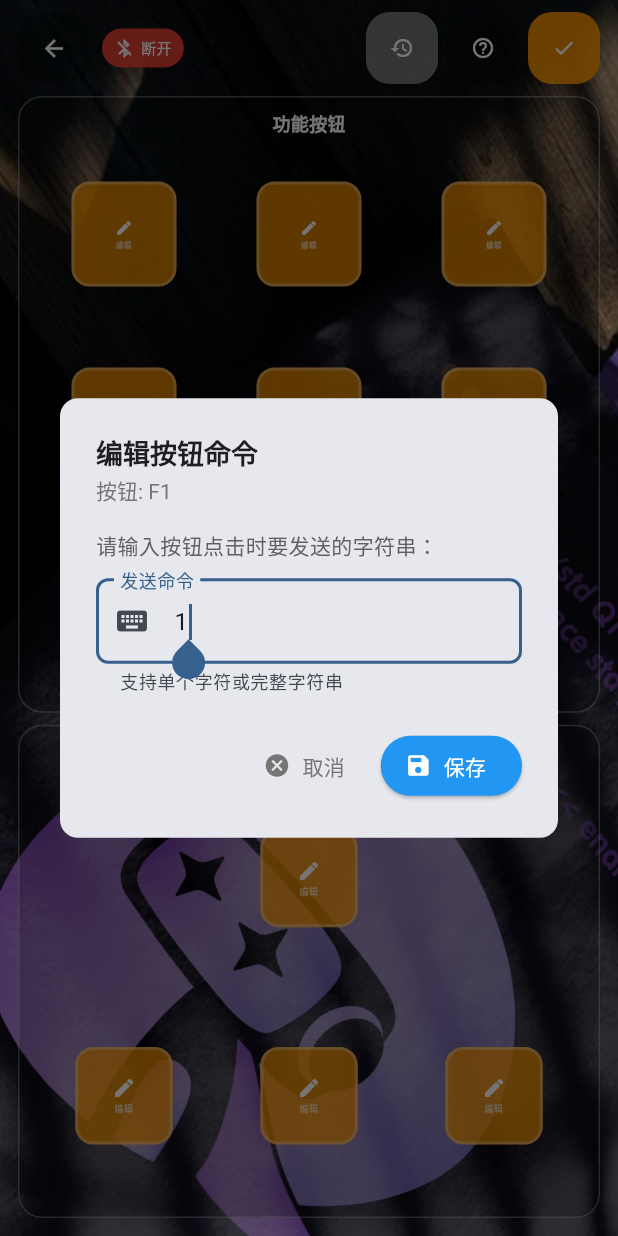
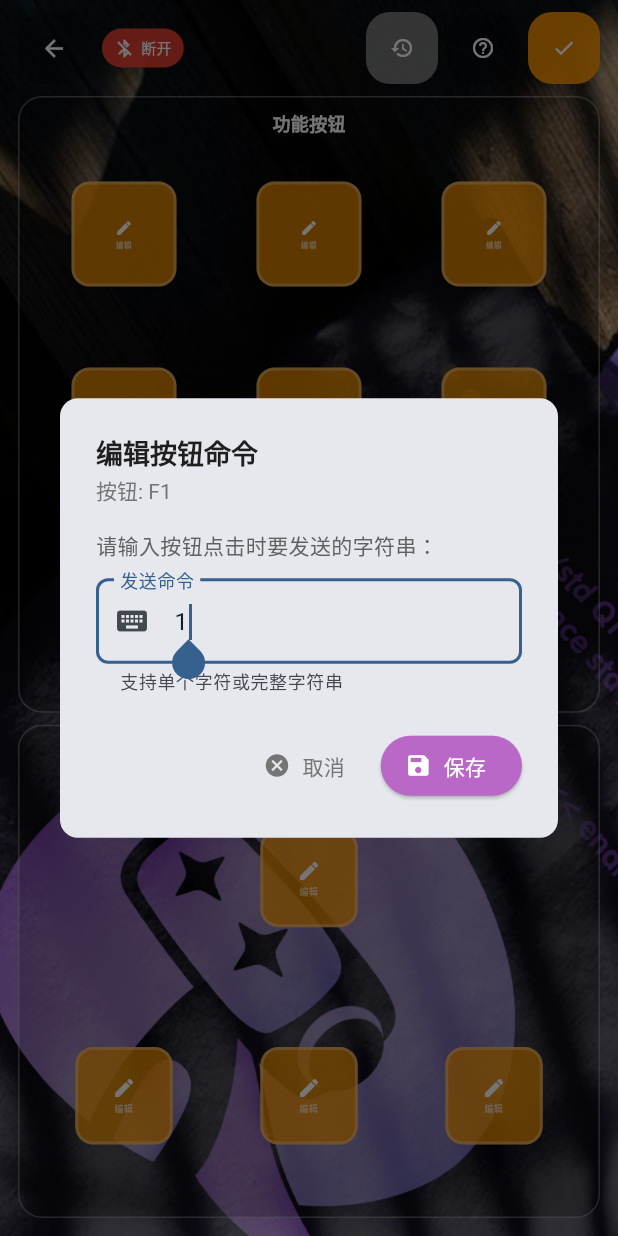
Before and after one commit to Jayson-Pan/bluetooth_rano, a Flutter app: the BluetoothCarSeriesPage screen opened directly, after a tap on the "edit" icon, after a tap on "编辑", on a phone screen of 412 x 824 dp. Run offline on Flutter 3.47's test engine with Material 3 defaults, Android fonts, the phone set to English and light mode, and no system bars; our stand-ins replace flutter_blue_plus, permission_handler, shared_preferences; accounts and stored records are empty.

Commit message:
更改蓝牙小车系列的按钮颜色

```diff
--- a/lib/bluetooth_car_series_page.dart
+++ b/lib/bluetooth_car_series_page.dart
@@ -290,7 +290,7 @@ class _BluetoothCarSeriesPageState extends State<BluetoothCarSeriesPage> {
             icon: Icon(Icons.save, size: 18),
             label: const Text('保存'),
             style: ElevatedButton.styleFrom(
-              backgroundColor: Colors.blue,
+              backgroundColor: Colors.purple.shade300,
               foregroundColor: Colors.white,
             ),
           ),
@@ -781,18 +781,18 @@ class _BluetoothCarSeriesPageState extends State<BluetoothCarSeriesPage> {
             : _isCustomizeMode
               ? Colors.orange.withValues(alpha: 0.8)
               : (hasCommand && _isConnected
-                ? Colors.blue.withValues(alpha: 0.8)
+                ? Colors.purple.shade200.withValues(alpha: 0.8)
                 : Colors.black.withValues(alpha: 0.4)),
           borderRadius: BorderRadius.circular(12),
-          border: Border.all(
-            color: isPressed
-              ? Colors.blue.withValues(alpha: 0.8)
-              : Colors.white.withValues(alpha: 0.3),
-            width: isPressed ? 3 : 2,
-          ),
+                      border: Border.all(
+              color: isPressed
+                ? Colors.purple.shade300.withValues(alpha: 0.8)
+                : Colors.white.withValues(alpha: 0.3),
+              width: isPressed ? 3 : 2,
+            ),
           boxShadow: isPressed ? [
             BoxShadow(
-              color: Colors.blue.withValues(alpha: 0.5),
+              color: Colors.purple.shade300.withValues(alpha: 0.5),
               blurRadius: 8,
               offset: const Offset(0, 2),
             ),
@@ -830,16 +830,16 @@ class _BluetoothCarSeriesPageState extends State<BluetoothCarSeriesPage> {
                 if (icon != null) ...[
                   Icon(
                     icon,
-                    color: isPressed ? Colors.blue.shade700 : Colors.white,
+                    color: isPressed ? Colors.purple.shade700 : Colors.white,
                     size: isDirectional ? 30 : 14, // 进一步增加方向按键箭头图标尺寸
                   ),
                   const SizedBox(height: 1),
                 ],
                 Flexible(
-                  child: Text(
+                  child:                   Text(
                     label,
                     style: TextStyle(
-                      color: isPressed ? Colors.blue.shade700 : Colors.white,
+                      color: isPressed ? Colors.purple.shade700 : Colors.white,
                       fontSize: isDirectional ? 12 : (icon == null ? 12 : 8), // 减小F1-F9按钮字体大小
                       fontWeight: FontWeight.bold,
                     ),
```
